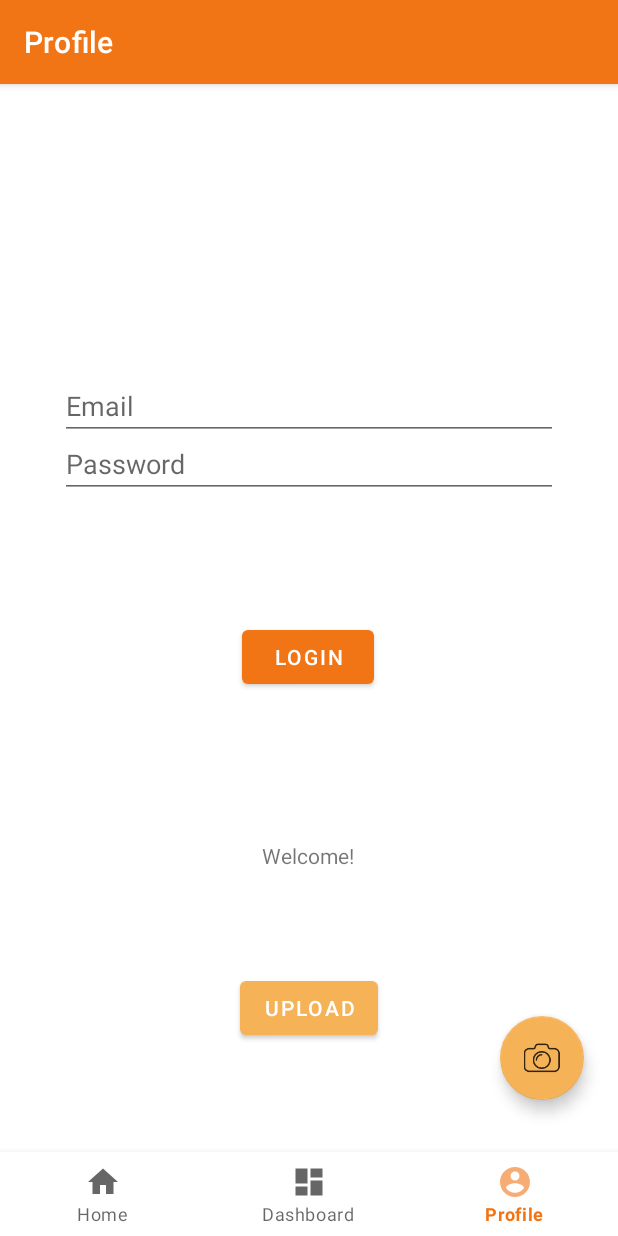
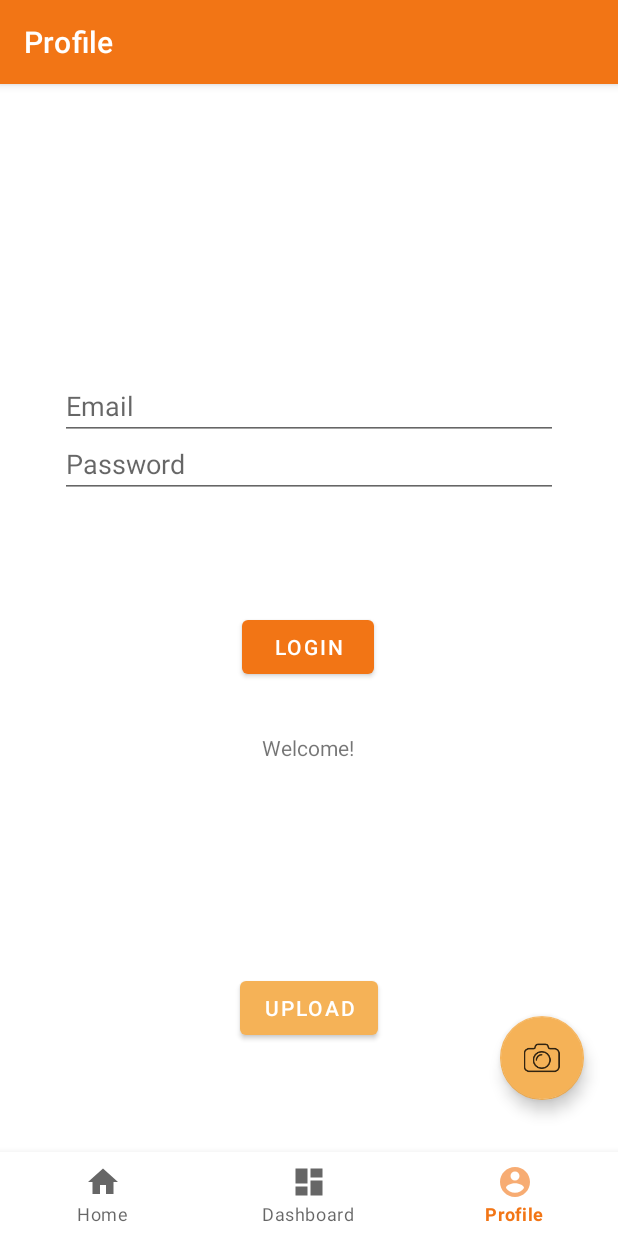
Before and after one commit to gsobrinski/home-recognition-app, an Android app: the ProfileFragment screen opened through its navigation route, on a phone screen of 412 x 824 dp. Run offline under Robolectric (Android 15) with nearby library versions, the phone set to English and light mode, and no system bars; our stand-ins replace navigation-ui.

Commit message:
Fixed err text positioning on profile fragment

```diff
--- a/HRapp1/app/src/main/java/com/example/hr_app_1/LoginActivity.java
+++ b/HRapp1/app/src/main/java/com/example/hr_app_1/LoginActivity.java
@@ -25,7 +25,7 @@ public class LoginActivity extends AppCompatActivity implements View.OnClickList
     @Override
     protected void onCreate(Bundle savedInstanceState) {
         super.onCreate(savedInstanceState);
-        //setContentView(R.layout.activity_login);
+        //setContentView(R.layout.fragment_profile);
         //getSupportActionBar().hide();
         initViews();
         initListeners();
--- a/HRapp1/app/src/main/java/com/example/hr_app_1/ui/notifications/ProfileFragment.java
+++ b/HRapp1/app/src/main/java/com/example/hr_app_1/ui/notifications/ProfileFragment.java
@@ -31,7 +31,7 @@ public class ProfileFragment extends Fragment {
 
     public View onCreateView(@NonNull LayoutInflater inflater,
                              ViewGroup container, Bundle savedInstanceState) {
-        profileViewModel = new ViewModelProvider(this).get(ProfileViewModel.class);
+        //profileViewModel = new ViewModelProvider(this).get(ProfileViewModel.class);
 
         root = inflater.inflate(R.layout.fragment_profile, container, false);
 
--- a/HRapp1/app/src/main/res/layout/fragment_profile.xml
+++ b/HRapp1/app/src/main/res/layout/fragment_profile.xml
@@ -47,7 +47,7 @@
         android:id="@+id/errorMsg"
         android:layout_width="wrap_content"
         android:layout_height="wrap_content"
-        android:layout_marginBottom="228dp"
+        android:layout_marginBottom="300dp"
         android:text="@string/errorMsg"
         app:layout_constraintBottom_toBottomOf="parent"
         app:layout_constraintEnd_toEndOf="parent"
@@ -82,5 +82,5 @@
         app:layout_constraintHorizontal_bias="0.498"
         app:layout_constraintStart_toStartOf="parent"
         app:layout_constraintTop_toBottomOf="@+id/password"
-        app:layout_constraintVertical_bias=".5" />
+        app:layout_constraintVertical_bias="1.0" />
 </androidx.constraintlayout.widget.ConstraintLayout>
```
